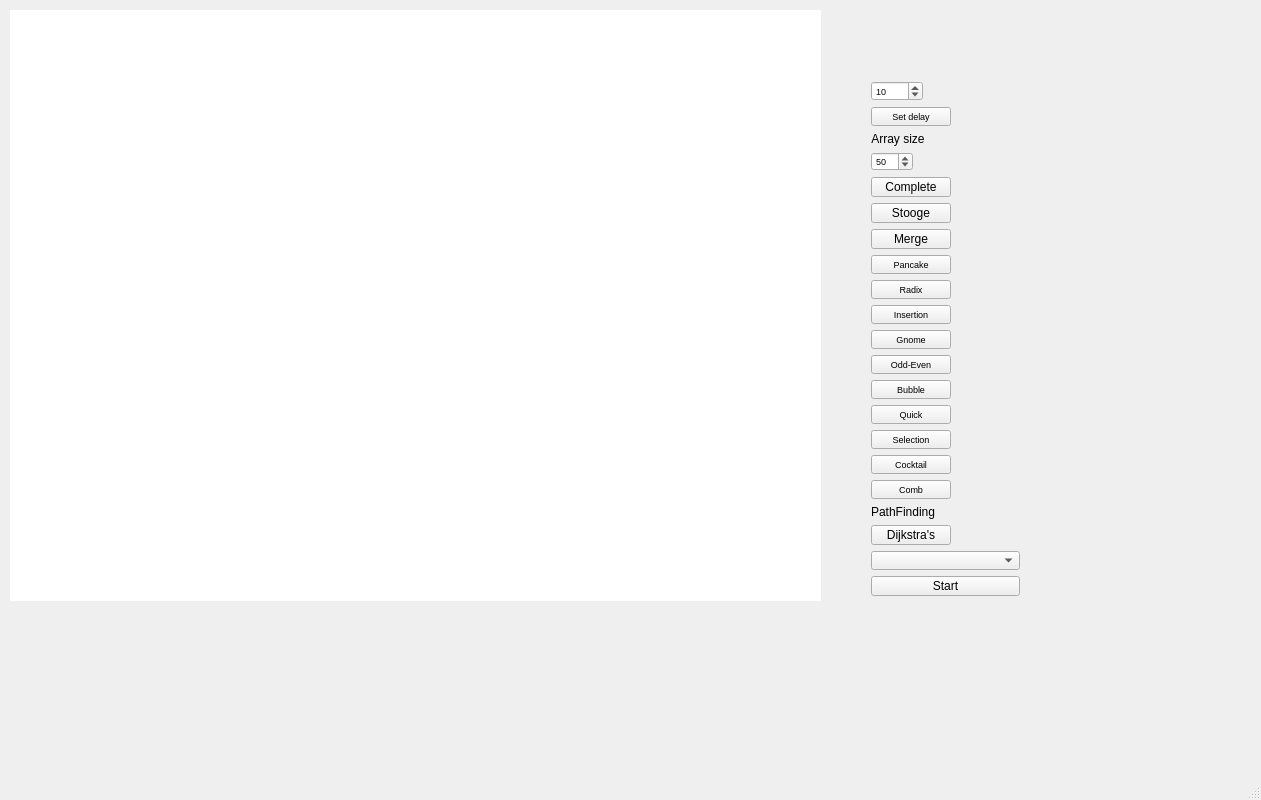
Qt form gui/barGraph/mainwindow.ui (ethancfung/Sorting-Pathfinding-Algorithm-Visualizer) before a commit.
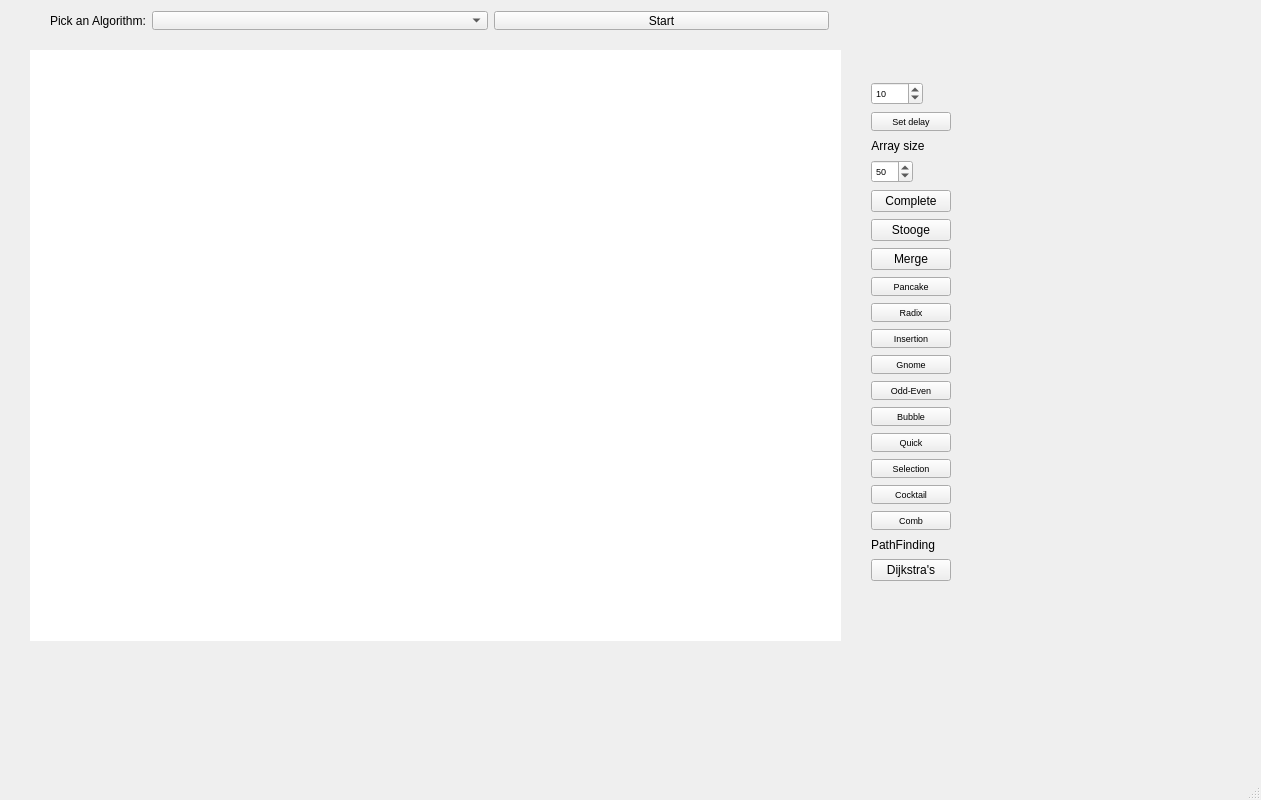
The same form after that commit.

```diff
--- a/gui/barGraph/mainwindow.ui
+++ b/gui/barGraph/mainwindow.ui
@@ -29,8 +29,8 @@
    <widget class="QWidget" name="widget" native="true">
     <property name="geometry">
      <rect>
-      <x>10</x>
-      <y>10</y>
+      <x>30</x>
+      <y>50</y>
       <width>811</width>
       <height>591</height>
      </rect>
@@ -403,8 +403,40 @@
        </property>
       </widget>
      </item>
+    </layout>
+   </widget>
+   <widget class="QWidget" name="horizontalLayoutWidget_2">
+    <property name="geometry">
+     <rect>
+      <x>39</x>
+      <y>0</y>
+      <width>801</width>
+      <height>41</height>
+     </rect>
+    </property>
+    <layout class="QHBoxLayout" name="horizontalLayout_2">
      <item>
-      <widget class="QComboBox" name="alg_comboBox"/>
+      <widget class="QLabel" name="label_3">
+       <property name="sizePolicy">
+        <sizepolicy hsizetype="Fixed" vsizetype="Preferred">
+         <horstretch>0</horstretch>
+         <verstretch>0</verstretch>
+        </sizepolicy>
+       </property>
+       <property name="text">
+        <string>Pick an Algorithm:</string>
+       </property>
+       <property name="buddy">
+        <cstring>alg_comboBox</cstring>
+       </property>
+      </widget>
+     </item>
+     <item>
+      <widget class="QComboBox" name="alg_comboBox">
+       <property name="maxVisibleItems">
+        <number>15</number>
+       </property>
+      </widget>
      </item>
      <item>
       <widget class="QPushButton" name="startButton">
```
